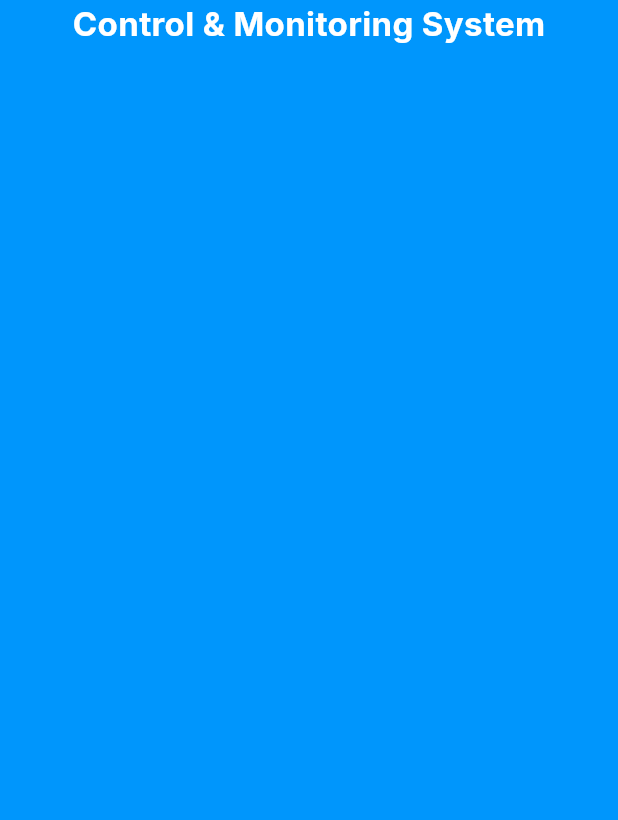
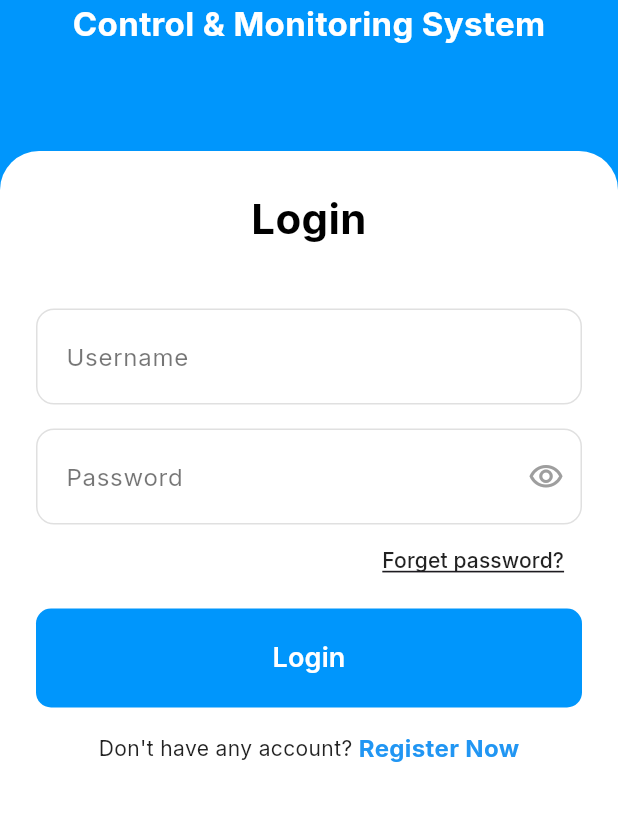
Before and after one commit to MdSohidUllahChowdhury/SCUBE-CMS, a Flutter app: the screen it shows after launch, on a phone screen of 412 x 824 dp, the part 416-1236 px from its top. Run offline on Flutter 3.47's test engine with Material 3 defaults, Android fonts, the phone set to English and light mode, and no system bars; our stand-ins replace get, google_fonts.

Commit message:
Login Part Have Done

```diff
--- /dev/null
+++ b/lib/views/first_page.dart
@@ -0,0 +1,30 @@
+import 'package:flutter/material.dart';
+
+class FirstPage extends StatefulWidget {
+  const FirstPage({super.key});
+
+  @override
+  State<FirstPage> createState() => _FirstPageState();
+}
+
+class _FirstPageState extends State<FirstPage> {
+  @override
+  Widget build(BuildContext context) {
+    return Scaffold(
+      appBar: AppBar(
+        leading: IconButton(
+          onPressed: () {},
+          icon: Icon(Icons.arrow_back, size: 30),
+        ),
+        title: Text(
+          "1st Page",
+          style: TextStyle(fontSize: 20, fontWeight: FontWeight.bold),
+        ),
+        centerTitle: true,
+        actions: [
+
+        ],
+      ),
+    );
+  }
+}
--- a/lib/views/login_screen.dart
+++ b/lib/views/login_screen.dart
@@ -1,4 +1,5 @@
 import 'package:flutter/material.dart';
+import 'package:scube_cms/widgets/login_form_section.dart';
 import 'package:scube_cms/widgets/title_sub_title_style.dart';
 
 class LoginScreen extends StatefulWidget {
@@ -34,9 +35,7 @@ class _LoginScreenState extends State<LoginScreen> {
                   topRight: Radius.circular(26),
                 ),
               ),
-              child: Column(
-
-              ),
+              child: loginSection(),
             ),
           ),
         ],
--- a/lib/views/splash_screen.dart
+++ b/lib/views/splash_screen.dart
@@ -18,8 +18,8 @@ class _SplashScreenState extends State<SplashScreen> {
   }
 
   splashscreen() async {
-    await Future.delayed(const Duration(seconds: 2), () {});
-    Get.offAll(() => const LoginScreen(),transition:Transition.downToUp);
+    await Future.delayed(const Duration(seconds:2 ), () {});
+    Get.offAll(() => const LoginScreen(), transition: Transition.downToUp);
   }
 
   @override
--- /dev/null
+++ b/lib/widgets/login_form_section.dart
@@ -0,0 +1,137 @@
+import 'package:flutter/material.dart';
+import 'package:get/get.dart';
+import 'package:scube_cms/views/first_page.dart';
+
+Widget loginSection() {
+  return Padding(
+    padding: const EdgeInsets.symmetric(horizontal: 24.0),
+    child: Column(
+      mainAxisAlignment: MainAxisAlignment.start,
+      crossAxisAlignment: CrossAxisAlignment.stretch,
+      children: [
+        SizedBox(height: 25),
+        const Text(
+          'Login',
+          style: TextStyle(
+            fontSize: 28,
+            fontWeight: FontWeight.bold,
+            color: Colors.black,
+          ),
+          textAlign: TextAlign.center,
+        ),
+        const SizedBox(height: 40),
+        TextField(
+          decoration: InputDecoration(
+            hintText: 'Username',
+            hintStyle: TextStyle(color: Colors.black54),
+            filled: true,
+            fillColor: Colors.white,
+            border: OutlineInputBorder(
+              borderRadius: BorderRadius.circular(10),
+              borderSide: BorderSide(color: Colors.grey[300]!),
+            ),
+            enabledBorder: OutlineInputBorder(
+              borderRadius: BorderRadius.circular(12),
+              borderSide: BorderSide(color: Colors.grey[300]!),
+            ),
+            focusedBorder: OutlineInputBorder(
+              borderRadius: BorderRadius.circular(12),
+              borderSide: const BorderSide(color: Colors.blue, width: 1),
+            ),
+            contentPadding: const EdgeInsets.symmetric(
+              horizontal: 16,
+              vertical: 20,
+            ),
+          ),
+        ),
+        const SizedBox(height: 16),
+        TextField(
+          obscureText: true,
+          decoration: InputDecoration(
+            hintText: 'Password',
+            hintStyle: TextStyle(color: Colors.black54),
+            filled: true,
+            fillColor: Colors.white,
+            border: OutlineInputBorder(
+              borderRadius: BorderRadius.circular(10),
+              borderSide: BorderSide(color: Colors.grey[300]!),
+            ),
+            enabledBorder: OutlineInputBorder(
+              borderRadius: BorderRadius.circular(12),
+              borderSide: BorderSide(color: Colors.grey[300]!),
+            ),
+            focusedBorder: OutlineInputBorder(
+              borderRadius: BorderRadius.circular(12),
+              borderSide: const BorderSide(color: Colors.blue, width: 1),
+            ),
+            contentPadding: const EdgeInsets.symmetric(
+              horizontal: 16,
+              vertical: 20,
+            ),
+            suffixIcon: const Icon(
+              Icons.visibility_outlined,
+              color: Colors.grey,
+            ),
+          ),
+        ),
+        Align(
+          alignment: Alignment.centerRight,
+          child: TextButton(
+            onPressed: () {},
+            child: Text(
+              'Forget password?',
+              style: TextStyle(
+                color: Colors.black87,
+                fontSize: 14,
+                decoration: TextDecoration.underline,
+              ),
+            ),
+          ),
+        ),
+        const SizedBox(height: 8),
+        ElevatedButton(
+          onPressed: () {
+            Get.to(() => const FirstPage());
+          },
+          style: ElevatedButton.styleFrom(
+            backgroundColor: const Color(0xFF0096FC),
+            padding: const EdgeInsets.symmetric(vertical: 20),
+            shape: RoundedRectangleBorder(
+              borderRadius: BorderRadius.circular(10),
+            ),
+            elevation: 0,
+          ),
+          child: const Text(
+            'Login',
+            style: TextStyle(
+              fontSize: 18,
+              fontWeight: FontWeight.w600,
+              color: Colors.white,
+            ),
+          ),
+        ),
+        const SizedBox(height: 16),
+        Row(
+          mainAxisAlignment: MainAxisAlignment.center,
+          children: [
+            Text(
+              "Don't have any account? ",
+              style: TextStyle(color: Colors.black87, fontSize: 14),
+            ),
+            GestureDetector(
+              onTap: () {},
+              child: const Text(
+                'Register Now',
+                style: TextStyle(
+                  color: Color(0xFF2196F3),
+                  fontSize: 16,
+                  fontWeight: FontWeight.bold,
+                ),
+              ),
+            ),
+          ],
+        ),
+      ],
+    ),
+  );
+}
```
